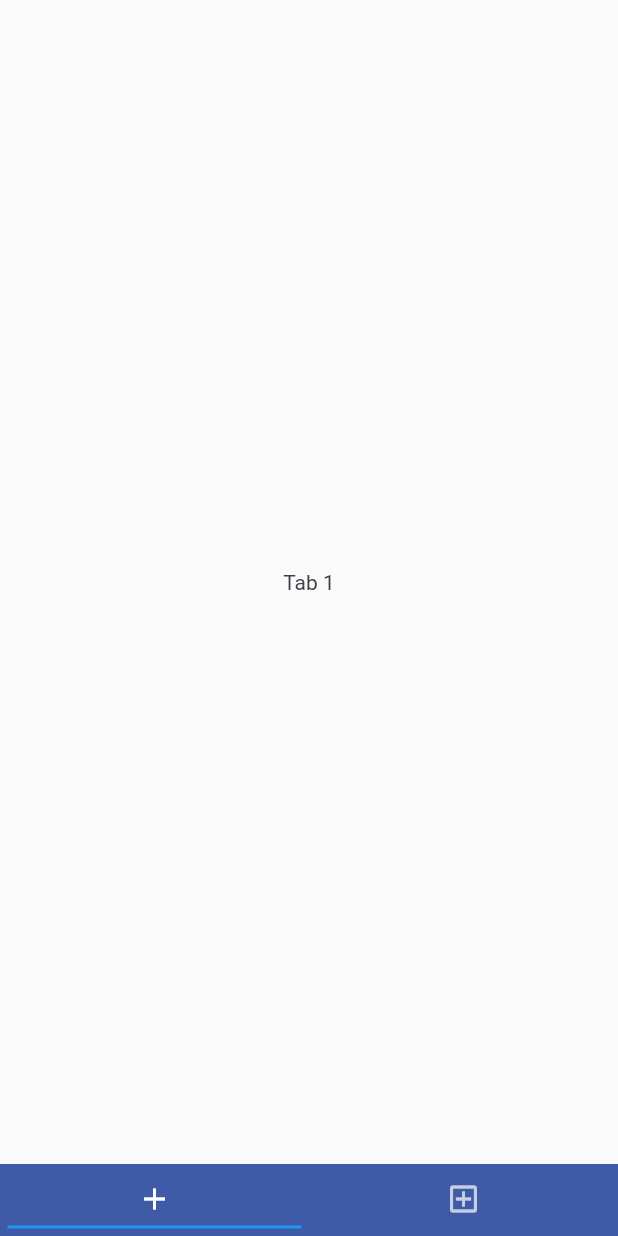
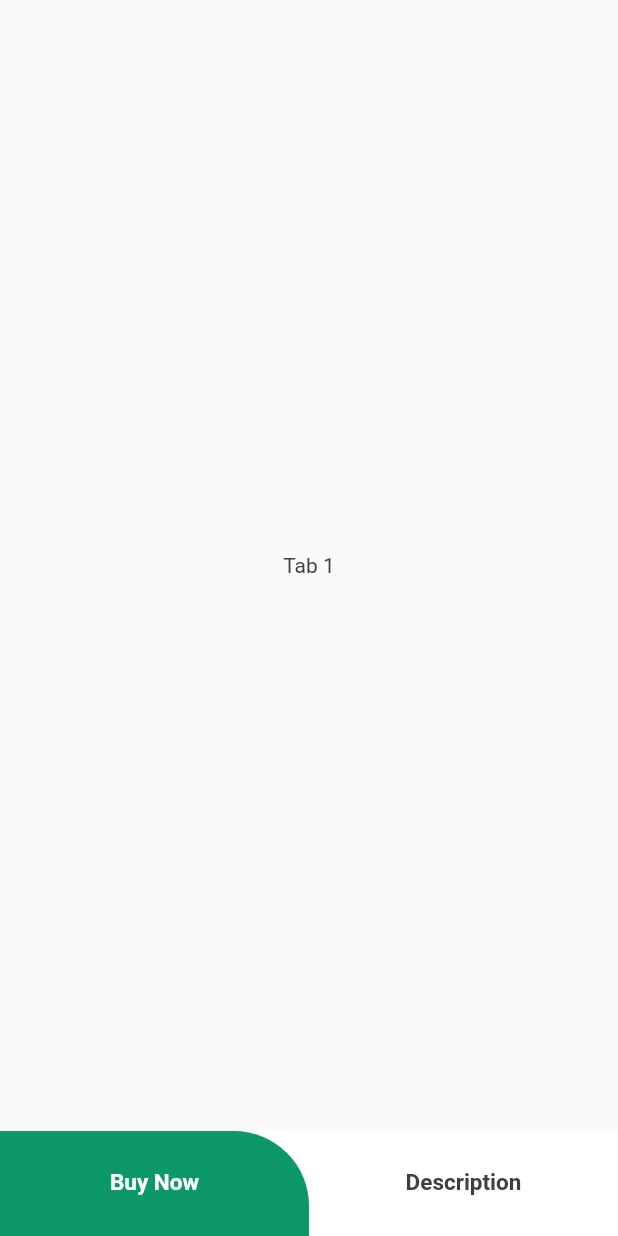
Before and after one commit to NhatQuangg/sales_app, a Flutter app: the screen it shows after launch, on a phone screen of 412 x 824 dp. Run offline on Flutter 3.47's test engine with Material 2 defaults, Android fonts, the phone set to English and light mode, and no system bars; our stand-ins replace cached_network_image, flutter_svg.

Commit message:
ver 1.2.1

```diff
--- a/lib/screens/details/details_screen.dart
+++ b/lib/screens/details/details_screen.dart
@@ -1,11 +1,17 @@
 import 'package:flutter/material.dart';
 import 'package:sales_app/constants.dart';
-import 'package:sales_app/screens/details/components/body.dart';
 import 'package:sales_app/screens/details/components/details_description.dart';
 import 'package:sales_app/screens/details/components/details_first.dart';
 
-class DetailsScreen extends StatelessWidget {
+class DetailsScreen extends StatefulWidget {
   const DetailsScreen({super.key});
+
+  @override
+  _DetailsScreenState createState() => _DetailsScreenState();
+}
+
+class _DetailsScreenState extends State<DetailsScreen> {
+  int _currentIndex = 0;
 
   @override
   Widget build(BuildContext context) {
@@ -13,23 +19,43 @@ class DetailsScreen extends StatelessWidget {
       length: 2,
       child: Scaffold(
         body: TabBarView(
+          physics: NeverScrollableScrollPhysics(),
           children: [
-              // Body(),
             DetailsFirst(),
-              DetailsDescription()
+            DetailsDescription(),
           ],
         ),
         bottomNavigationBar: Container(
-            color: Color(0xFF3F5AA6),
+          height: 70,
+          color: Colors.white,
           child: TabBar(
             labelColor: Colors.white,
-              unselectedLabelColor: Colors.white70,
-              indicatorSize: TabBarIndicatorSize.tab,
-              indicatorPadding: EdgeInsets.all(5.0),
-              indicatorColor: Colors.blue,
+            labelStyle: TextStyle(
+              fontWeight: FontWeight.bold,
+              fontSize: 15
+            ),
+            unselectedLabelColor: kTextColor,
+            indicator: BoxDecoration(
+              color: kPrimaryColor,
+              borderRadius: BorderRadius.only(
+                topRight: _currentIndex == 0
+                    ? Radius.circular(50) : Radius.zero,
+                topLeft: _currentIndex == 1
+                    ? Radius.circular(50) : Radius.zero,
+              )
+            ),
+            onTap: (index) {
+              setState(() {
+                _currentIndex = index;
+              });
+            },
             tabs: [
-                Tab(icon: Icon(Icons.add)),
-                Tab(icon: Icon(Icons.add_box_outlined))
+              Tab(
+                text: 'Buy Now',
+              ),
+              Tab(
+                text: 'Description',
+              )
             ],
           ),
         ),
```
Lines whose indentation alone changed are shown as unchanged.
